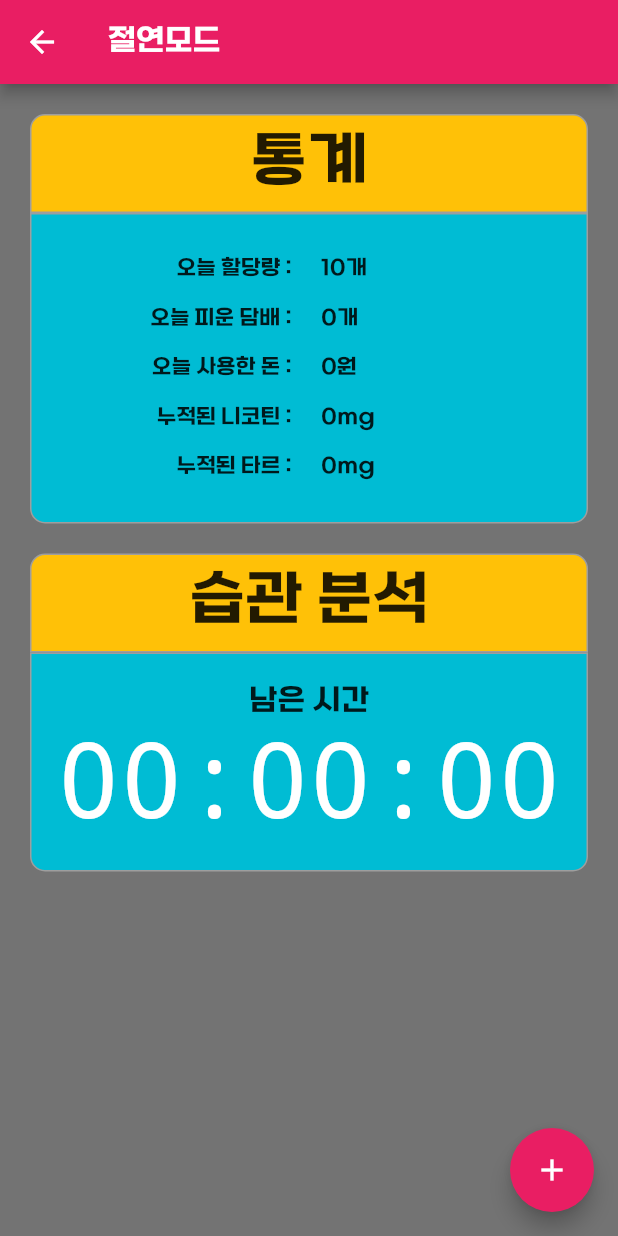
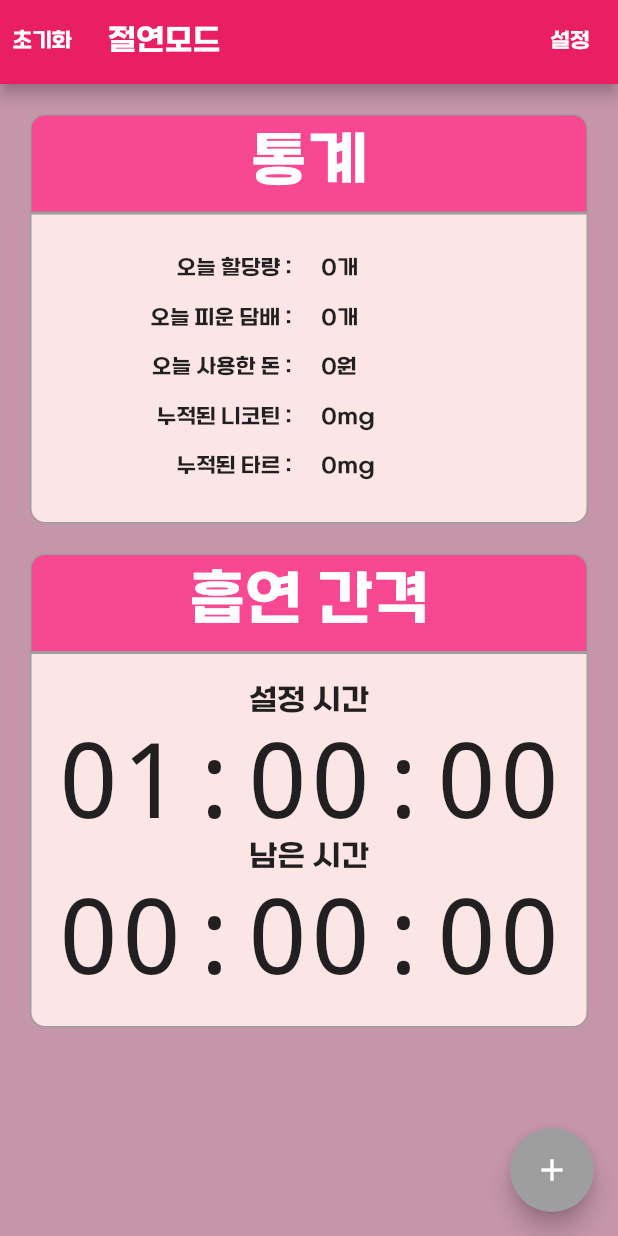
Before and after one commit to seunggyun-jeong/Mobile-Software-Application-with-Flutter, a Flutter app: the CutDownView screen opened directly, on a phone screen of 412 x 824 dp. Run offline on Flutter 3.47's test engine with Material 2 defaults, Android fonts, the phone set to English and light mode, and no system bars; our stand-ins replace shared_preferences; accounts and stored records are empty.

Commit message:
[FEAT] Cut Down Mode

```diff
--- a/good_habit/lib/CutDownView.dart
+++ b/good_habit/lib/CutDownView.dart
@@ -1,8 +1,10 @@
+// ignore_for_file: file_names
+
 import 'package:flutter/material.dart';
+import 'package:good_habit/HomeView.dart';
+import 'package:good_habit/SetCutDownModeView.dart';
 import 'dart:async';
-
-import 'package:path/path.dart';
-import 'package:sqflite/sqflite.dart';
+import 'package:shared_preferences/shared_preferences.dart';
 
 class CutDownView extends StatefulWidget {
   const CutDownView({super.key});
@@ -12,9 +14,10 @@ class CutDownView extends StatefulWidget {
 }
 
 class _CutDownViewState extends State<CutDownView> {
+  // Variable
   // 통계 관련 변수
   int count = 0;
-  int setCount = 10;
+  int setCount = 0;
   int money = 0;
   int nicotine = 0;
   int tar = 0;
@@ -24,41 +27,16 @@ class _CutDownViewState extends State<CutDownView> {
   late DateTime nowTime;
   late DateTime finishTime;
   int leftTime = 0;
+  bool isTimerPlaying = false;
 
   int hour = 0;
   int min = 0;
   int sec = 0;
 
-  void setTimer() {
-    setState(() {
-      nowTime = DateTime.now();
-      finishTime = nowTime.add(setTime);
-      leftTime = finishTime.difference(nowTime).inSeconds;
-      print("남은시간 =---->$leftTime");
-      Timer.periodic(const Duration(seconds: 1), (timer) => startTimer());
-    });
-  }
-
-  void startTimer() {
-    setState(() {
-      leftTime--;
-      hour = leftTime ~/ 3600;
-      min = (leftTime % 3600) ~/ 60;
-      sec = ((leftTime % 3600) % 60);
-    });
-  }
-
-  @override
-  void initState() {
-    // TODO: implement initState
-    super.initState();
-
-    nowTime = DateTime.now();
-  }
-
+  // Method
+  // 버튼 터치시 동작하는 메서드
   void incrementCounter() {
     setState(() {
-      if (setCount > 0 && leftTime == 0) {
       // 한 번 터치 시 할당량 한 개비 감소
       setCount--;
       // 한 번 터치 시 한 개비 증가
@@ -70,100 +48,245 @@ class _CutDownViewState extends State<CutDownView> {
       // 담배 한 개비 당 약 10mg 타르 흡입
       tar = count * 10;
       setTimer();
+    });
+  }
+
+  // 타이머 시작 가능 여부 체크 메서드
+  bool canTimerPlay() {
+    if (setCount > 0 && !isTimerPlaying) {
+      return false;
+    } else {
+      return true;
+    }
+  }
+
+  // 타이머 설정 메서드
+  void setTimer() {
+    setState(() {
+      isTimerPlaying = true;
+      nowTime = DateTime.now();
+      finishTime = nowTime.add(setTime);
+      leftTime = finishTime.difference(nowTime).inSeconds;
+
+      // 타이머 시작
+      Timer.periodic(const Duration(seconds: 1), (timer) {
+        // 타이머가 0이 되면 타이머 정지
+        late bool timeChecker;
+        timeChecker = startTimer();
+        if (timeChecker == false) {
+          timer.cancel();
+          isTimerPlaying = false;
+        }
+      });
+    });
+  }
+
+  // 타이머 동작 메서드
+  bool startTimer() {
+    late bool isRemainTime;
+    setState(() {
+      if (leftTime > 0) {
+        leftTime--;
+        hour = leftTime ~/ 3600;
+        min = (leftTime % 3600) ~/ 60;
+        sec = ((leftTime % 3600) % 60);
+        isRemainTime = true;
+      } else {
+        isRemainTime = false;
+      }
+    });
+    return isRemainTime;
+  }
+
+  // Key 값으로 디스크에 저장된 데이터 불러오는 메서드
+  // SharedPreferences Class 사용
+  void _loadData() async {
+    var key1 = 'alloc';
+    var key2 = 'timeSlot';
+    SharedPreferences pref = await SharedPreferences.getInstance();
+    setState(() {
+      var value1 = pref.getInt(key1);
+      if (value1 == null) {
+        setCount = 0;
+      } else {
+        setCount = value1;
+      }
+
+      var value2 = pref.getInt(key2);
+      if (value2 == null) {
+        setTime = const Duration(hours: 1);
+      } else {
+        setTime = Duration(minutes: value2);
       }
     });
   }
 
+  // 앱 내부 데이터 초기화 메서드
+  void _reinitialize() async {
+    var key1 = 'alloc';
+    var key2 = 'timeSlot';
+    SharedPreferences pref = await SharedPreferences.getInstance();
+
+    pref.remove(key1);
+    pref.remove(key2);
+
+    Navigator.of(context).pushAndRemoveUntil(
+      MaterialPageRoute(
+        builder: (BuildContext context) => const HomeWidget(),
+      ),
+      (Route route) => false,
+    );
+  }
+
+  // 앱 바의 우측 설정 버튼 메서드
+  void _reset() {
+    Navigator.push(context,
+        MaterialPageRoute(builder: (context) => const SetCutDownMode()));
+  }
+
+  @override
+  void initState() {
+    super.initState();
+
+    // 현재 시간 저장
+    nowTime = DateTime.now();
+    // 저장된 데이터 불러오기
+    _loadData();
+  }
+
+  // View
   @override
   Widget build(BuildContext context) {
     return Scaffold(
+      // App Bar 설정
       appBar: AppBar(
         title: const Text("절연모드"),
         backgroundColor: Colors.pink,
+        leading: TextButton(
+            onPressed: _reinitialize,
+            style: TextButton.styleFrom(foregroundColor: Colors.white),
+            child: const Text("초기화")),
+        actions: [
+          // App Bar의 우측 버튼
+          TextButton(
+              onPressed: _reset,
+              style: TextButton.styleFrom(foregroundColor: Colors.white),
+              child: const Text("설정")),
+        ],
       ),
       body: Container(
-        color: Colors.black54,
+          color: const Color.fromARGB(255, 197, 149, 170),
+          child: Container(
+            padding: const EdgeInsets.all(20),
             child: Column(
                 mainAxisAlignment: MainAxisAlignment.start,
                 children: <Widget>[
-            Container(
-              padding: const EdgeInsets.all(20),
-              child: Column(
-                  mainAxisAlignment: MainAxisAlignment.spaceBetween,
-                  children: [
                   Padding(
                     padding: const EdgeInsets.fromLTRB(0, 0, 0, 20),
                     child: statisticsSection(),
                   ),
-                    Column(
+                  smokingSlotSection()
+                ]),
+          )),
+      // 흡연 카운트 버튼
+      floatingActionButton: FloatingActionButton(
+        onPressed: canTimerPlay() ? null : incrementCounter,
+        backgroundColor: canTimerPlay() ? Colors.grey : Colors.pink,
+        child: const Icon(Icons.add),
+      ),
+    );
+  }
+
+  // 흡연 간격 세션
+  Column smokingSlotSection() {
+    return Column(
       children: [
         Container(
           padding: const EdgeInsets.all(8),
           alignment: Alignment.center,
-                          decoration:
-                              customBoxStyle(10, 10, 0, 0, Colors.amber),
+          decoration: customBoxStyle(
+              10, 10, 0, 0, const Color.fromARGB(255, 249, 72, 146)),
           child: const Text(
-                            "습관 분석",
-                            style: TextStyle(fontSize: 40),
+            "흡연 간격",
+            style: TextStyle(fontSize: 40, color: Colors.white),
           ),
         ),
         Container(
           padding: const EdgeInsets.all(20),
           alignment: Alignment.center,
-                          decoration: customBoxStyle(0, 0, 10, 10, Colors.cyan),
+          decoration: customBoxStyle(
+              0, 0, 10, 10, const Color.fromARGB(255, 251, 229, 229)),
           child: Column(
               mainAxisAlignment: MainAxisAlignment.start,
+              children: [setTimeSection(), remainingTimeSection()]),
+        ),
+      ],
+    );
+  }
+
+  // 흡연 간격 섹션 - 설정 시간 섹션
+  Column setTimeSection() {
+    return Column(
+      children: [
+        const Text(
+          "설정 시간",
+          style: TextStyle(fontSize: 20),
+        ),
+        SizedBox(
+          width: MediaQuery.of(context).size.width * 0.7,
+          height: 80,
+          child: FittedBox(
+            fit: BoxFit.fitHeight,
+            child: Text(
+                '${'${setTime.inMinutes ~/ 60}'.padLeft(2, '0')}:${'${setTime.inMinutes % 60}'.padLeft(2, '0')}:00',
+                style: const TextStyle(fontFamily: 'MonoSpace')),
+          ),
+        ),
+      ],
+    );
+  }
+
+  // 흡연 간격 섹션 - 남은 시간 섹션
+  Column remainingTimeSection() {
+    return Column(
       children: [
         const Text(
           "남은 시간",
           style: TextStyle(fontSize: 20),
         ),
         SizedBox(
-                                  width:
-                                      MediaQuery.of(context).size.width * 0.7,
+          width: MediaQuery.of(context).size.width * 0.7,
           height: 80,
           child: FittedBox(
             fit: BoxFit.fitHeight,
             child: Text(
                 '${'$hour'.padLeft(2, '0')}:${'$min'.padLeft(2, '0')}:${'$sec'.padLeft(2, '0')}',
-                                        style: const TextStyle(
-                                            color: Colors.white,
-                                            fontFamily: 'MonoSpace')),
+                style: const TextStyle(fontFamily: 'MonoSpace')),
           ),
         ),
-                              ]),
-                        ),
       ],
-                    )
-                  ]),
-            )
-          ],
-        ),
-      ),
-      floatingActionButton: FloatingActionButton(
-        onPressed: incrementCounter,
-        backgroundColor: Colors.pink,
-        child: const Icon(Icons.add),
-      ),
     );
   }
 
+  // 통계 섹션
   Column statisticsSection() {
     return Column(
       children: [
         Container(
           padding: const EdgeInsets.all(8),
           alignment: Alignment.center,
-          decoration: customBoxStyle(10, 10, 0, 0, Colors.amber),
+          decoration: customBoxStyle(
+              10, 10, 0, 0, const Color.fromARGB(255, 249, 72, 146)),
           child: const Text(
             "통계",
-            style: TextStyle(fontSize: 40),
+            style: TextStyle(fontSize: 40, color: Colors.white),
           ),
         ),
         Container(
           padding: const EdgeInsets.all(20),
           alignment: Alignment.center,
-          decoration: customBoxStyle(0, 0, 10, 10, Colors.cyan),
+          decoration: customBoxStyle(
+              0, 0, 10, 10, const Color.fromARGB(255, 251, 229, 229)),
           child: Column(mainAxisAlignment: MainAxisAlignment.start, children: [
             statisticsRow("오늘 할당량", setCount, "개"),
             statisticsRow("오늘 피운 담배", count, "개"),
@@ -176,6 +299,8 @@ class _CutDownViewState extends State<CutDownView> {
     );
   }
 
+  // 통계 섹션 - 표시할 행
+  // Reusable
   Row statisticsRow(String title, int value, String unit) {
     return Row(
       mainAxisAlignment: MainAxisAlignment.center,
@@ -185,7 +310,7 @@ class _CutDownViewState extends State<CutDownView> {
           padding: const EdgeInsets.all(8.0),
           alignment: Alignment.centerRight,
           child: Text(
-            title + " : ",
+            "$title : ",
           ),
         ),
         Container(
@@ -199,6 +324,7 @@ class _CutDownViewState extends State<CutDownView> {
     );
   }
 
+  // 사용자 정의 박스 스타일
   BoxDecoration customBoxStyle(
       double topL, double topR, double botL, double botR, Color color) {
     return BoxDecoration(
--- a/good_habit/lib/SetBreakModeView.dart
+++ b/good_habit/lib/SetBreakModeView.dart
@@ -1,3 +1,5 @@
+// ignore_for_file: file_names
+
 import 'package:flutter/material.dart';
 
 class SetBreakMode extends StatefulWidget {
@@ -17,7 +19,7 @@ class _SetBreakModeState extends State<SetBreakMode> {
         ),
         body: Container(
           alignment: Alignment.center,
-          child: Text("금연 모드 설정"),
+          child: const Text("금연모드는 아직 준비중입니다!"),
         ));
   }
 }
```
Also changed, not shown: good_habit/lib/DatabaseManager.dart (deleted, +0 -180 lines), good_habit/lib/HomeView.dart (+49 -20 lines), good_habit/lib/SetCutDownModeView.dart (+94 -37 lines), 4 other files. Lines whose indentation alone changed are shown as unchanged.
